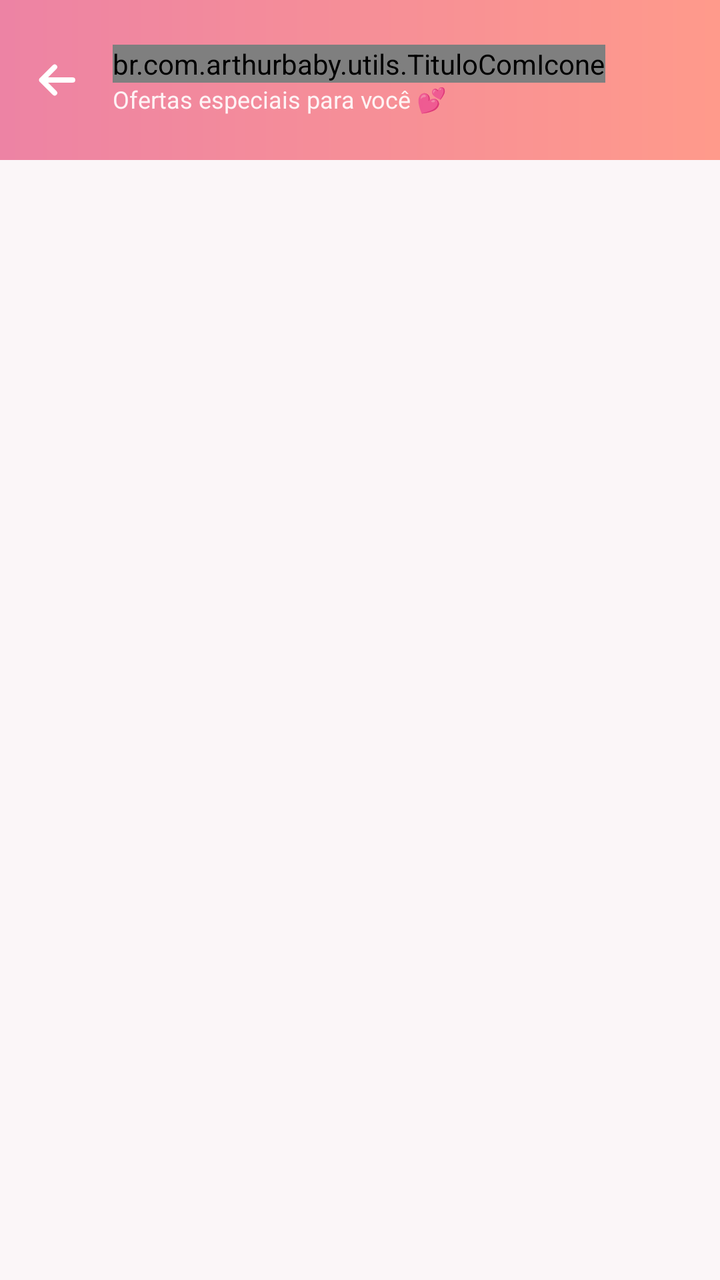
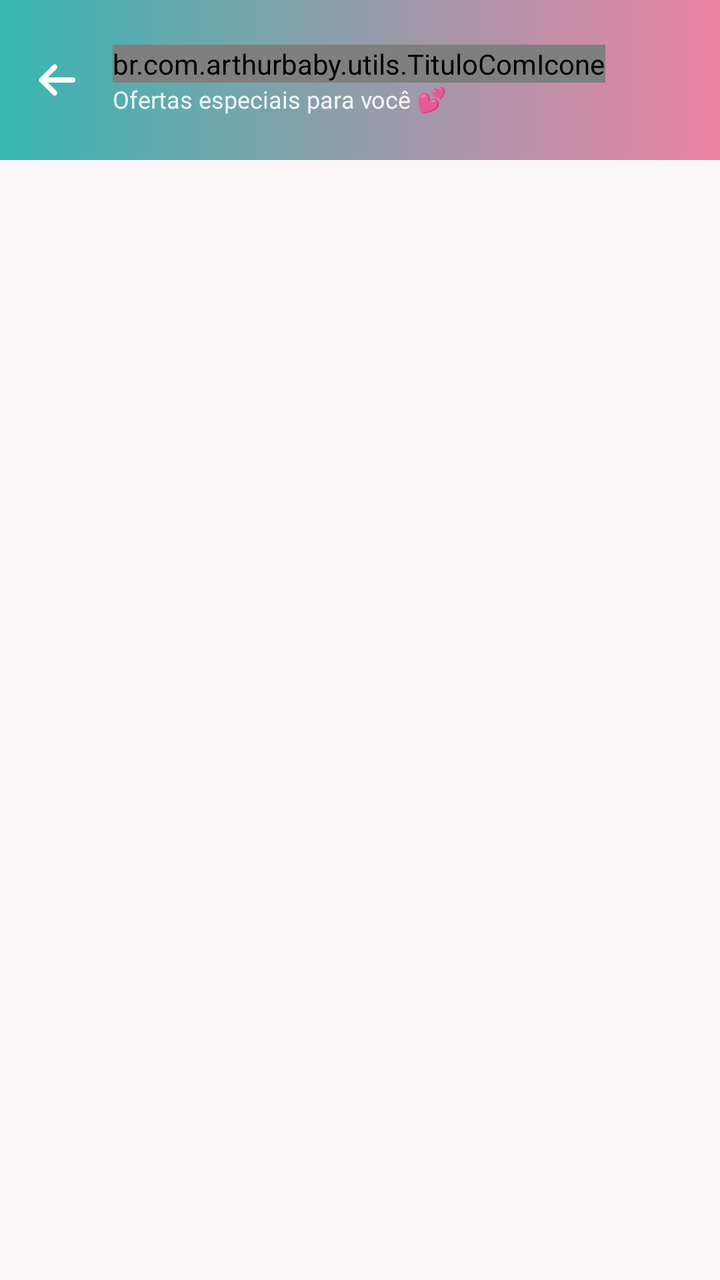

The first picture is an Android layout as it rendered before a commit; the second is the same layout after the commit. The layout source and the unified diff follow.
<!-- AndroidManifest.xml: application theme Theme.ArthurBaby -->
<!-- res/layout/fragment_promocoes.xml -->
<?xml version="1.0" encoding="utf-8"?>
<LinearLayout xmlns:android="http://schemas.android.com/apk/res/android"
    xmlns:app="http://schemas.android.com/apk/res-auto"
    android:layout_width="match_parent"
    android:layout_height="match_parent"
    android:orientation="vertical"
    android:background="@color/fundo_claro">

    
    <LinearLayout
        android:layout_width="match_parent"
        android:layout_height="wrap_content"
        android:orientation="horizontal"
        android:gravity="center_vertical"
        android:padding="16dp"
        android:paddingTop="20dp"
        android:paddingBottom="20dp"
        android:background="@drawable/bg_gradiente_promocao">

        <ImageButton
            android:id="@+id/btnVoltar"
            style="@style/BotaoVoltar"
            app:tint="@color/branco" />

        <LinearLayout
            android:layout_width="0dp"
            android:layout_height="wrap_content"
            android:layout_weight="1"
            android:orientation="horizontal"
            android:gravity="center_vertical">

            <LinearLayout
                android:layout_width="wrap_content"
                android:layout_height="wrap_content"
                android:orientation="vertical">

                <br.com.arthurbaby.utils.TituloComIcone
                    android:layout_width="wrap_content"
                    android:layout_height="wrap_content"
                    android:text="Promoções"
                    android:textSize="20sp"
                    android:textStyle="bold"
                    android:textColor="@color/branco"
                    app:iconeTitulo="@drawable/ic_promocao"

                    app:iconeClaro="true" />

                <TextView
                    android:layout_width="wrap_content"
                    android:layout_height="wrap_content"
                    android:text="Ofertas especiais para você 💕"
                    android:textSize="12sp"
                    android:textColor="@color/branco"
                    android:alpha="0.9" />
            </LinearLayout>
        </LinearLayout>
    </LinearLayout>

    <ProgressBar
        android:id="@+id/progressBar"
        android:layout_width="48dp"
        android:layout_height="48dp"
        android:layout_gravity="center_horizontal"
        android:layout_marginTop="60dp"
        android:indeterminateTint="@color/rosa_arthur"
        android:visibility="gone" />

    <androidx.recyclerview.widget.RecyclerView
        android:id="@+id/rvPromocoes"
        android:layout_width="match_parent"
        android:layout_height="match_parent"
        android:padding="10dp"
        android:clipToPadding="false" />

</LinearLayout>
<!-- resources referenced by this layout -->
<resources>
  <color name="branco">#FFFFFF</color>
  <color name="fundo_claro">#FBF6F8</color>
  <color name="rosa_arthur">#ED83A4</color>
  <!-- drawable bg_gradiente_promocao (drawable) -->
  <?xml version="1.0" encoding="utf-8"?>
  <shape xmlns:android="http://schemas.android.com/apk/res/android"
      android:shape="rectangle">
      <gradient
          android:startColor="@color/rosa_arthur"
          android:endColor="@color/coral"
          android:angle="0"
          android:type="linear" />
  </shape>
  <!-- drawable ic_promocao (drawable) -->
  <vector xmlns:android="http://schemas.android.com/apk/res/android"
      android:width="24dp"
      android:height="24dp"
      android:viewportWidth="24"
      android:viewportHeight="24">
      <path
          android:fillColor="#FF000000"
          android:pathData="M13.5,0.67s0.74,2.65 0.74,4.8c0,2.06 -1.35,3.73 -3.41,3.73 -2.07,0 -3.63,-1.67 -3.63,-3.73l0.03,-0.36C5.21,7.51 4,10.62 4,14c0,4.42 3.58,8 8,8s8,-3.58 8,-8C20,8.61 17.41,3.8 13.5,0.67zM11.71,19c-1.78,0 -3.22,-1.4 -3.22,-3.14 0,-1.62 1.05,-2.76 2.81,-3.12 1.77,-0.36 3.6,-1.21 4.62,-2.58 0.39,1.29 0.59,2.65 0.59,4.04 0,2.65 -2.15,4.8 -4.8,4.8z"/>
  </vector>
  <style name="BotaoVoltar">
          <item name="android:layout_width">48dp</item>
          <item name="android:layout_height">48dp</item>
          <item name="android:layout_marginStart">-12dp</item>
          <item name="android:layout_marginEnd">4dp</item>
          <item name="android:padding">12dp</item>
          <item name="android:scaleType">fitCenter</item>
          <item name="android:src">@drawable/ic_voltar</item>
          <item name="tint">@color/texto_primario</item>
          <item name="android:background">?attr/selectableItemBackgroundBorderless</item>
          <item name="android:contentDescription">Voltar</item>
          <item name="android:tooltipText">Voltar</item>
      </style>
  <style name="Theme.ArthurBaby" parent="Theme.MaterialComponents.DayNight.NoActionBar">
          <item name="colorPrimary">@color/verde_arthur</item>
          <item name="colorPrimaryVariant">@color/verde_escuro</item>
          <item name="colorOnPrimary">@color/branco</item>
          <item name="colorSecondary">@color/rosa_arthur</item>
          <item name="colorSecondaryVariant">@color/rosa_escuro</item>
          <item name="colorOnSecondary">@color/branco</item>
          <item name="android:statusBarColor">@color/verde_arthur</item>
          <item name="android:windowBackground">@color/fundo_claro</item>
          <item name="android:navigationBarColor">@color/branco</item>
          <item name="colorSurface">@color/branco</item>
          <item name="colorOnSurface">@color/texto_primario</item>
  
          
          <item name="android:windowLightStatusBar">false</item>
          <item name="android:windowLightNavigationBar">true</item>
      </style>
  <color name="coral">#FF9A8B</color>
  <!-- drawable ic_voltar (drawable) -->
  <?xml version="1.0" encoding="utf-8"?>
  <vector xmlns:android="http://schemas.android.com/apk/res/android"
      android:width="24dp"
      android:height="24dp"
      android:viewportWidth="24"
      android:viewportHeight="24">
      <path
          android:pathData="M20,12H4.5M11,5.5L4.5,12L11,18.5"
          android:strokeColor="#FF000000"
          android:strokeWidth="2.6"
          android:strokeLineCap="round"
          android:strokeLineJoin="round" />
  </vector>
  <color name="texto_primario">#3D2E34</color>
  <color name="verde_arthur">#37B6B0</color>
  <color name="verde_escuro">#2A8F8A</color>
  <color name="rosa_escuro">#D56586</color>
</resources>

<!-- the commit's change to res/layout/fragment_promocoes.xml (unified diff, before → after) -->
@@ -15,7 +15,7 @@
         android:padding="16dp"
         android:paddingTop="20dp"
         android:paddingBottom="20dp"
-        android:background="@drawable/bg_gradiente_promocao">
+        android:background="@drawable/bg_gradiente_header">
 
         <ImageButton
             android:id="@+id/btnVoltar"
<!-- resource entries referenced after the edit -->
@@ -3,13 +3,13 @@
   <color name="branco">#FFFFFF</color>
   <color name="fundo_claro">#FBF6F8</color>
   <color name="rosa_arthur">#ED83A4</color>
-  <!-- drawable bg_gradiente_promocao (drawable) -->
+  <!-- drawable bg_gradiente_header (drawable) -->
   <?xml version="1.0" encoding="utf-8"?>
   <shape xmlns:android="http://schemas.android.com/apk/res/android"
       android:shape="rectangle">
       <gradient
-          android:startColor="@color/rosa_arthur"
-          android:endColor="@color/coral"
+          android:startColor="@color/verde_arthur"
+          android:endColor="@color/rosa_arthur"
           android:angle="0"
           android:type="linear" />
   </shape>
@@ -53,7 +53,6 @@
           <item name="android:windowLightStatusBar">false</item>
           <item name="android:windowLightNavigationBar">true</item>
       </style>
-  <color name="coral">#FF9A8B</color>
   <!-- drawable ic_voltar (drawable) -->
   <?xml version="1.0" encoding="utf-8"?>
   <vector xmlns:android="http://schemas.android.com/apk/res/android"
